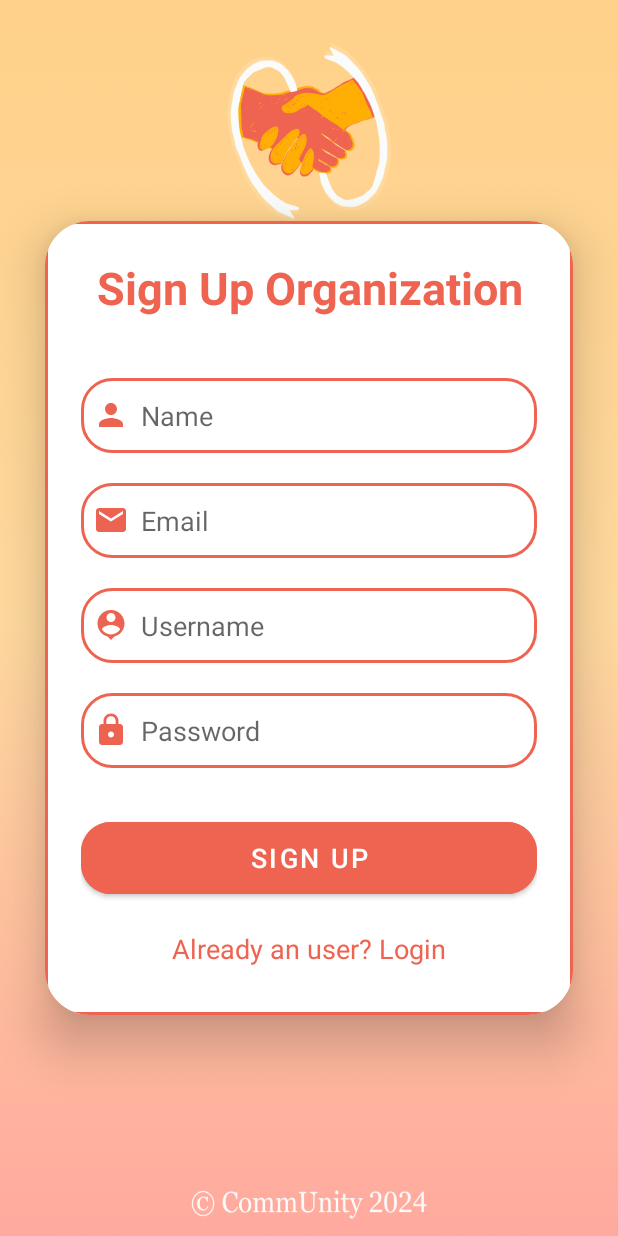
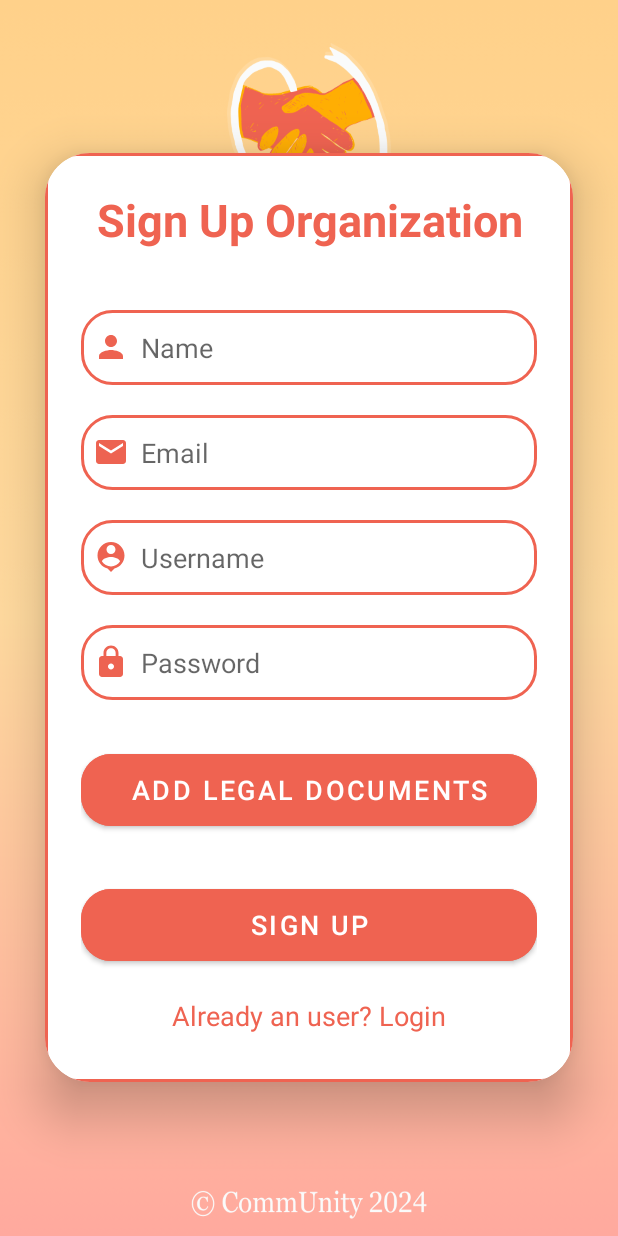
Before and after one commit to Maria-Alexandra-Boros/PixelPower, an Android app: the OrganizationSignupActivity screen opened directly, with no data from a screen before it, on a phone screen of 412 x 824 dp. Run offline under Robolectric (Android 15) with nearby library versions, the phone set to English and light mode, and no system bars; our stand-ins replace Firebase (no records; nobody signed in at launch, a user with empty details on screens opened directly).

Commit message:
add legal documment button

```diff
--- a/PixelPower2024/app/src/main/res/layout/activity_organization_signup.xml
+++ b/PixelPower2024/app/src/main/res/layout/activity_organization_signup.xml
@@ -84,6 +84,17 @@
                 android:padding="8dp"
                 android:textColor="@color/black" />
 
+
+            <Button
+                android:id="@+id/add_files_button"
+                android:layout_width="match_parent"
+                android:layout_height="60dp"
+                android:layout_marginTop="30dp"
+                android:backgroundTint="@color/fundal"
+                android:text="Add Legal Documents"
+                android:textSize="18sp"
+                android:onClick="openFilePicker"
+                app:cornerRadius="20dp" />
             <Button
                 android:id="@+id/signup_button"
                 android:layout_width="match_parent"
```
Also changed, not shown: PixelPower2024/app/src/main/java/com/example/pixelpower2024/OrganizationSignupActivity.java (+62 -2 lines).
